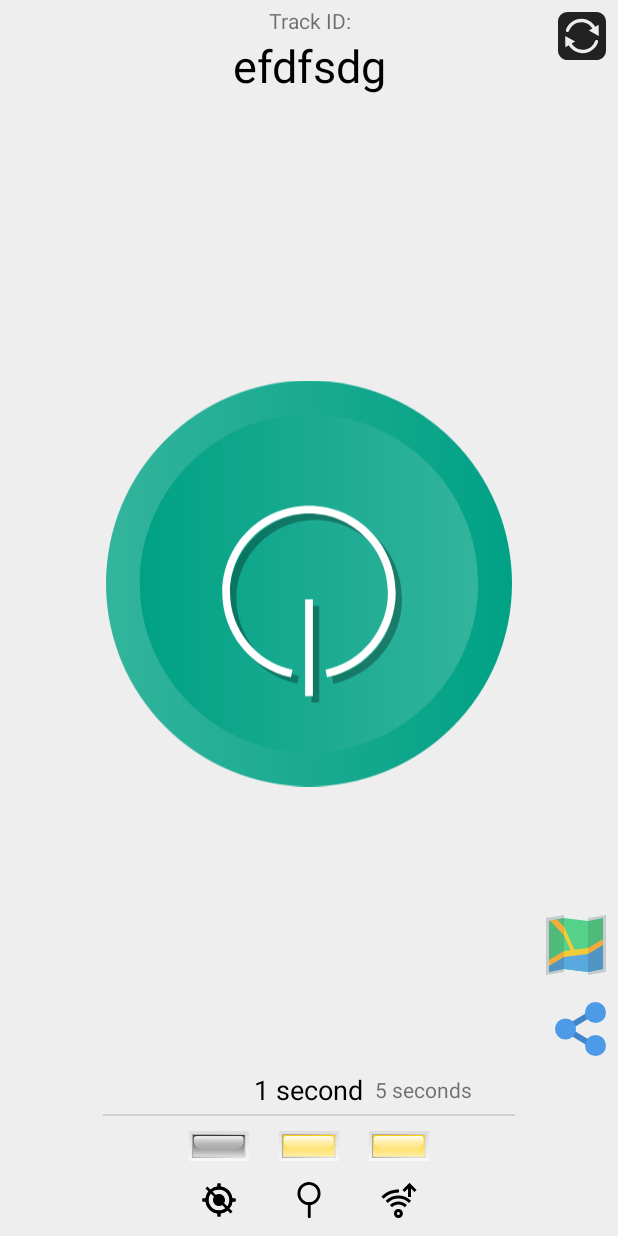
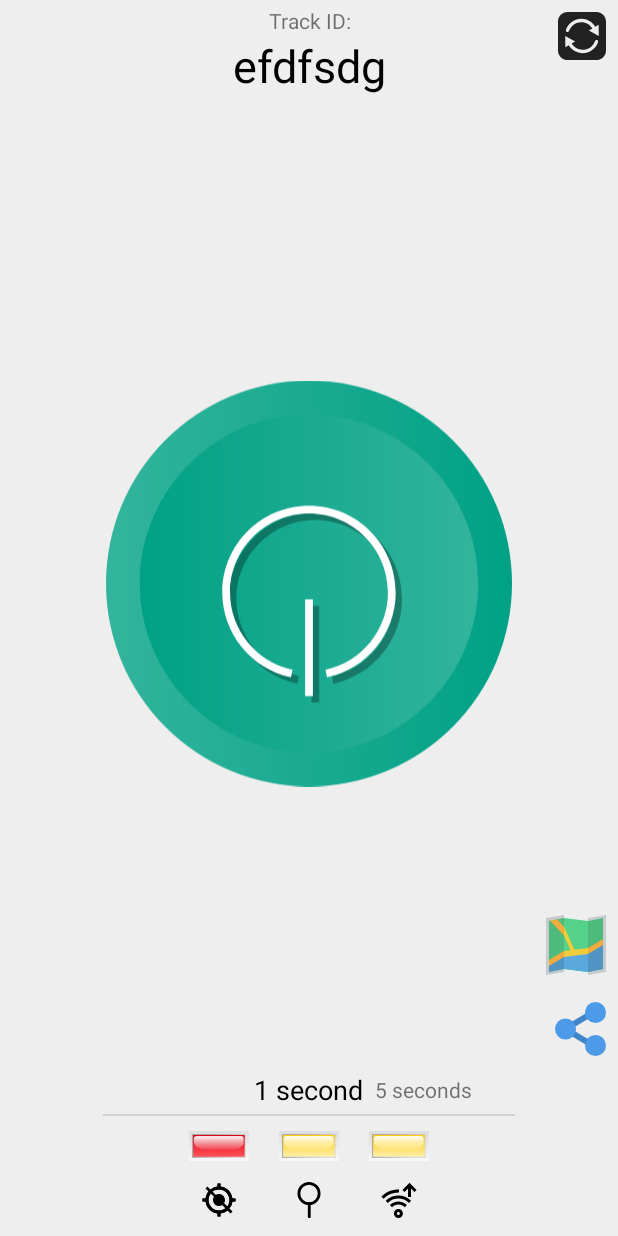
Before and after one commit to s4ysolutions/way-today-android, an Android app: the screen it shows after launch (MainActivity), on a phone screen of 412 x 824 dp. Run offline under Robolectric (Android 15) with nearby library versions, the phone set to English and light mode, and no system bars; our stand-ins replace ButterKnife, Dagger/Hilt's generated code, RxJava; 2 statements that could not run were skipped.

Commit message:
Add string and drawable resources

```diff
--- /dev/null
+++ b/app/src/main/res/drawable/led_rect_red.xml
@@ -0,0 +1,75 @@
+<vector xmlns:android="http://schemas.android.com/apk/res/android"
+    xmlns:aapt="http://schemas.android.com/aapt"
+    android:width="48dp"
+    android:height="24dp"
+    android:viewportWidth="100"
+    android:viewportHeight="50">
+    <path android:pathData="m0,0h100v50h-100v-50z">
+        <aapt:attr name="android:fillColor">
+            <gradient
+                android:endX="50"
+                android:endY="50"
+                android:startX="50"
+                android:startY="-0.28125"
+                android:type="linear">
+                <item
+                    android:color="#ddd"
+                    android:offset="0" />
+                <item
+                    android:color="#f8f8f8"
+                    android:offset="1" />
+            </gradient>
+        </aapt:attr>
+    </path>
+    <path android:pathData="m4.883,4.883v40.039h89.844v-40.039h-89.844z">
+        <aapt:attr name="android:fillColor">
+            <gradient
+                android:endX="75.34375"
+                android:endY="44.9375"
+                android:startX="36.75"
+                android:startY="4.875"
+                android:type="linear">
+                <item
+                    android:color="#aaa"
+                    android:offset="0" />
+                <item
+                    android:color="#ddd"
+                    android:offset="1" />
+            </gradient>
+        </aapt:attr>
+    </path>
+    <path android:pathData="m6.836,6.836v36.133h85.937v-36.133h-85.937z">
+        <aapt:attr name="android:fillColor">
+            <gradient
+                android:endX="49.8125"
+                android:endY="42.96875"
+                android:startX="50"
+                android:startY="6.53125"
+                android:type="linear">
+                <item
+                    android:color="#DC0015"
+                    android:offset="0" />
+                <item
+                    android:color="#FF5258"
+                    android:offset="1" />
+            </gradient>
+        </aapt:attr>
+    </path>
+    <path android:pathData="m26.16,8.441c-20.207,0.026 -17.866,-1.62 -17.866,10.865 0,6.101 8.363,11.469 17.866,11.469h47.957c9.504,0 16.926,-5.16 16.926,-11.469 0,-12.588 2.001,-10.97 -16.926,-10.865h-47.957z">
+        <aapt:attr name="android:fillColor">
+            <gradient
+                android:endX="49.67506"
+                android:endY="11.336559"
+                android:startX="49.67506"
+                android:startY="33.414745"
+                android:type="linear">
+                <item
+                    android:color="#00FFFFFF"
+                    android:offset="0" />
+                <item
+                    android:color="#DFFFFFFF"
+                    android:offset="1" />
+            </gradient>
+        </aapt:attr>
+    </path>
+</vector>
--- a/app/src/main/res/layout/activity_main.xml
+++ b/app/src/main/res/layout/activity_main.xml
@@ -310,6 +310,13 @@
                     android:layout_weight="2">
 
                     <ImageView
+                        android:id="@+id/status_tracking_off"
+                        android:layout_width="wrap_content"
+                        android:layout_height="wrap_content"
+                        android:contentDescription="@string/status_tracking"
+                        app:srcCompat="@drawable/led_rect_off" />
+
+                    <ImageView
                         android:id="@+id/status_tracking"
                         android:layout_width="wrap_content"
                         android:layout_height="wrap_content"
@@ -317,11 +324,11 @@
                         app:srcCompat="@drawable/led_rect_gray" />
 
                     <ImageView
-                        android:id="@+id/status_tracking_off"
+                        android:id="@+id/status_tracking_suspended"
                         android:layout_width="wrap_content"
                         android:layout_height="wrap_content"
                         android:contentDescription="@string/status_tracking"
-                        app:srcCompat="@drawable/led_rect_off" />
+                        app:srcCompat="@drawable/led_rect_red" />
 
                     <ImageView
                         android:id="@+id/status_tracking_on"
--- a/app/src/main/res/values/strings.xml
+++ b/app/src/main/res/values/strings.xml
@@ -18,4 +18,6 @@
     <string name="status_upload">TODO</string>
     <string name="trackid">Track ID:</string>
     <string name="show_on_map">Show on map</string>
+    <string name="request_permission_title">Permission request</string>
+    <string name="request_location_permission">Allow access to your position</string>
 </resources>
```
Also changed, not shown: 2 other files.
